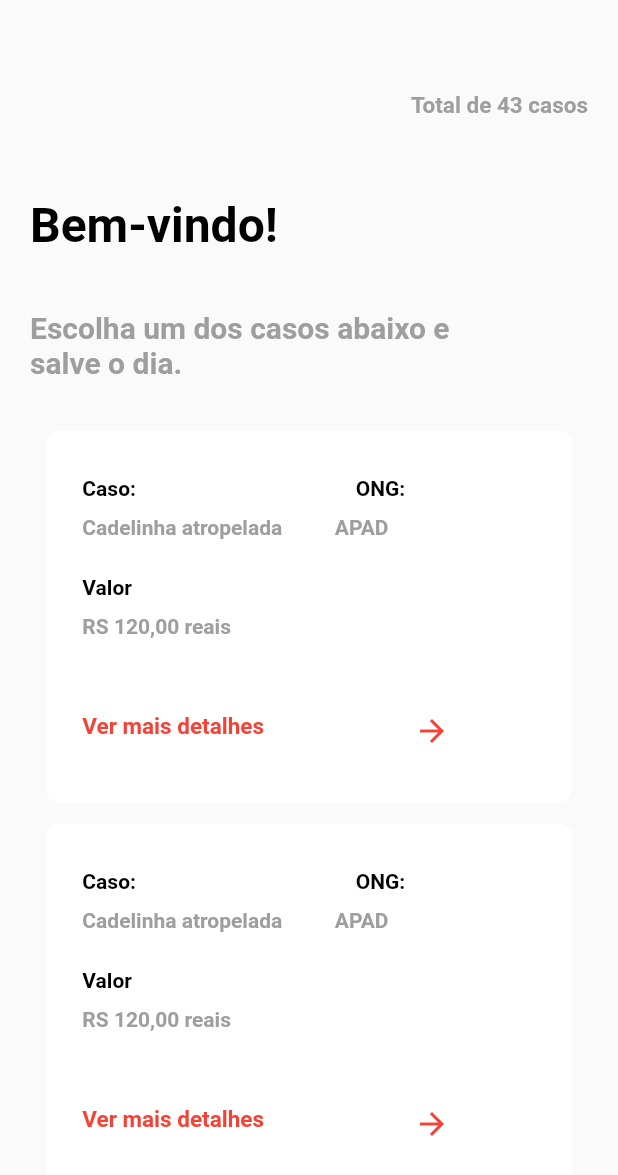
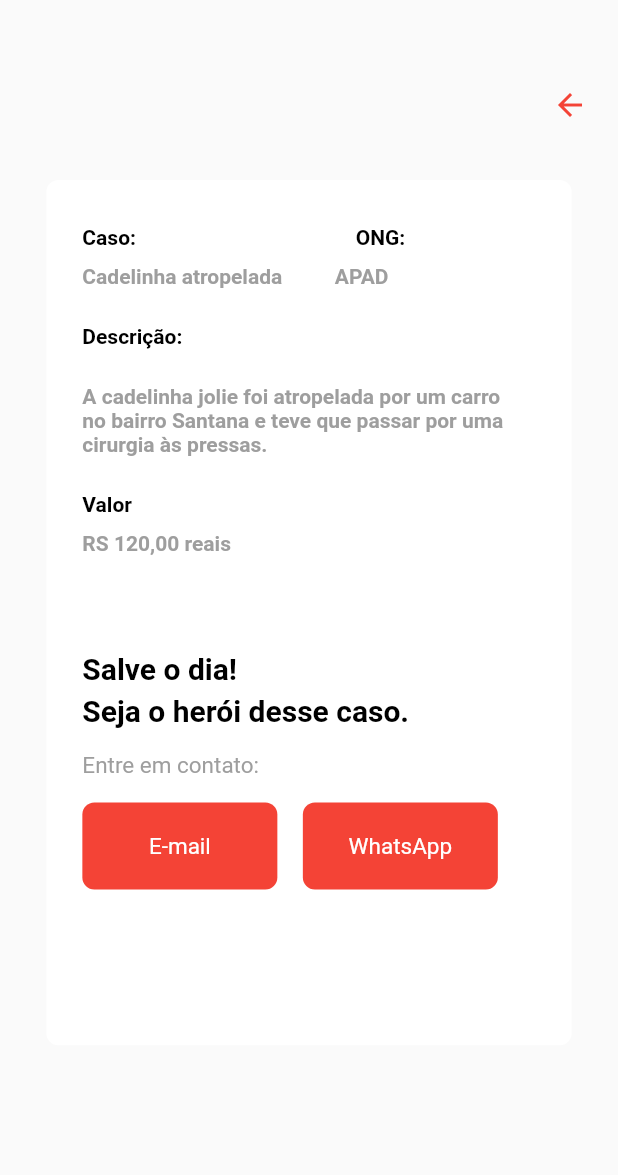
Before and after one commit to Hackathon-FGA-2020/Desafio-2-Grupo-5, a Flutter app: the Details screen opened directly, on a phone screen of 412 x 824 dp. Shown: the top 1175 px of the screen. Run offline on Flutter 3.47's test engine with Material 2 defaults, Android fonts, the phone set to English and light mode, and no system bars.

Commit message:
nova tela de detalhamentos
Co-authored-by: byronkamal <byronkamal@hotmail.com>

```diff
--- a/mobile/lib/details.dart
+++ b/mobile/lib/details.dart
@@ -1,5 +1,6 @@
 import 'package:flutter/material.dart';
 import 'package:flutter/services.dart';
+import 'package:mobile/donations.dart';
 
 class Details extends StatefulWidget {
   @override
@@ -19,55 +20,24 @@ class _DetailsState extends State<Details> {
     return displaySize(context).width;
   }
 
-  Widget Title() {
-    return (Row(
-      children: <Widget>[
-        Padding(padding: EdgeInsets.only(top: 60.0)),
-        Text(
-          'Bem-vindo!',
-          textAlign: TextAlign.center,
-          style: new TextStyle(
-            fontSize: 32.0,
-            fontWeight: FontWeight.bold,
-            color: Colors.black,
-          ),
-        ),
-      ],
-    ));
-  }
-
   Widget TotalCases() {
     return (Row(
       crossAxisAlignment: CrossAxisAlignment.center,
       mainAxisAlignment: MainAxisAlignment.end,
       children: <Widget>[
         Padding(padding: EdgeInsets.only(top: 100.0)),
-        Text(
-          'Total de 43 casos',
-          textAlign: TextAlign.right,
-          style: new TextStyle(
-              fontSize: 15.0, fontWeight: FontWeight.bold, color: Colors.grey),
-        ),
-      ],
-    ));
-  }
-
-  Widget SubTitle() {
-    return (Row(
-      children: <Widget>[
-        Padding(padding: EdgeInsets.only(bottom: 100)),
-        Container(
-          width: displayWidth(context) * 0.8,
-          child: Text(
-            'Escolha um dos casos abaixo e salve o dia.',
-            textAlign: TextAlign.left,
-            style: new TextStyle(
-              fontSize: 20.0,
-              fontWeight: FontWeight.bold,
-              color: Colors.grey,
-            ),
-          ),
-        ),
+         new GestureDetector(
+                  onTap: () {
+                    Navigator.pop(
+                      context,
+                      MaterialPageRoute(builder: (context) => Donations()),
+                    );
+                  },
+                  child:
+        Icon(
+          Icons.arrow_back,
+          color: Colors.red,
+        ),)
       ],
     ));
   }
@@ -85,7 +55,7 @@ class _DetailsState extends State<Details> {
             ),
             padding: EdgeInsets.only(top: 30.0, left: 24.0),
             width: displayWidth(context) * 0.85,
-            height: displayHeight(context) * 0.3,
+            height: displayHeight(context) * 0.7,
             child: Column(
               children: <Widget>[
                 Row(
@@ -144,6 +114,36 @@ class _DetailsState extends State<Details> {
                     crossAxisAlignment: CrossAxisAlignment.start,
                     children: <Widget>[
                       Text(
+                        'Descrição:',
+                        textAlign: TextAlign.left,
+                        style: new TextStyle(
+                          fontSize: 14.0,
+                          fontWeight: FontWeight.bold,
+                          color: Colors.black,
+                        ),
+                      )
+                    ]),
+                Padding(padding: EdgeInsets.only(top: 24.0)),
+                Row(
+                    crossAxisAlignment: CrossAxisAlignment.start,
+                    children: <Widget>[
+                      Container(
+                          width: displayWidth(context) * 0.7,
+                          child: Text(
+                            'A cadelinha jolie foi atropelada por um carro no bairro Santana e teve que passar por uma cirurgia às pressas.',
+                            textAlign: TextAlign.left,
+                            style: new TextStyle(
+                              fontSize: 14.0,
+                              fontWeight: FontWeight.bold,
+                              color: Colors.grey,
+                            ),
+                          ))
+                    ]),
+                Padding(padding: EdgeInsets.only(top: 24.0)),
+                Row(
+                    crossAxisAlignment: CrossAxisAlignment.start,
+                    children: <Widget>[
+                      Text(
                         'Valor',
                         textAlign: TextAlign.left,
                         style: new TextStyle(
@@ -161,28 +161,93 @@ class _DetailsState extends State<Details> {
                         'RS 120,00 reais',
                         textAlign: TextAlign.left,
                         style: new TextStyle(
-                          fontSize: 14.0,
-                          fontWeight: FontWeight.bold,
-                          color: Colors.grey
-                        ),
+                            fontSize: 14.0,
+                            fontWeight: FontWeight.bold,
+                            color: Colors.grey),
                       )
                     ]),
-                Padding(padding: EdgeInsets.only(top: 50.0)),
+                Padding(padding: EdgeInsets.only(top: 64.0)),
                 Row(
                     crossAxisAlignment: CrossAxisAlignment.start,
                     children: <Widget>[
                       Text(
-                        'Ver mais detalhes',
+                        'Salve o dia!',
                         textAlign: TextAlign.left,
                         style: new TextStyle(
-                          fontSize: 15.0,
-                          fontWeight: FontWeight.bold,
-                          color: Colors.red,
-                        ),
+                            fontSize: 20.0,
+                            fontWeight: FontWeight.bold,
+                            color: Colors.black),
+                      )
+                    ]),
+                Padding(padding: EdgeInsets.only(top: 5.0)),
+                Row(
+                    crossAxisAlignment: CrossAxisAlignment.start,
+                    children: <Widget>[
+                      Text(
+                        'Seja o herói desse caso.',
+                        textAlign: TextAlign.left,
+                        style: new TextStyle(
+                            fontSize: 20.0,
+                            fontWeight: FontWeight.bold,
+                            color: Colors.black),
+                      )
+                    ]),
+                Padding(padding: EdgeInsets.only(top: 16.0)),
+                Row(
+                    crossAxisAlignment: CrossAxisAlignment.start,
+                    children: <Widget>[
+                      Text(
+                        'Entre em contato:',
+                        textAlign: TextAlign.left,
+                        style: new TextStyle(
+                            fontSize: 15.0,
+                            fontWeight: FontWeight.normal,
+                            color: Colors.grey),
+                      )
+                    ]),
+                Padding(padding: EdgeInsets.only(top: 16.0)),
+                Row(
+                    crossAxisAlignment: CrossAxisAlignment.center,
+                    mainAxisAlignment: MainAxisAlignment.start,
+                    children: <Widget>[
+                      ButtonTheme(
+                        minWidth: 130.0,
+                        height: 30.0,
+                        child: FlatButton(
+                             shape: new RoundedRectangleBorder(borderRadius: new BorderRadius.circular(8.0)),
+                            padding: EdgeInsets.all(20.0),
+                            color: Colors.red,
+                            onPressed: () {
+                              /*...*/
+                            },
+                            child: Text(
+                              'E-mail',
+                              textAlign: TextAlign.left,
+                              style: new TextStyle(
+                                  fontSize: 15.0,
+                                  fontWeight: FontWeight.normal,
+                                  color: Colors.white),
+                            )),
                       ),
-                         Padding(
-                        padding: EdgeInsets.only(left: 100.0),
-                        child: Icon(Icons.arrow_forward, color: Colors.red,)
+                      Padding(padding: EdgeInsets.only(left: 17.0)),
+                      ButtonTheme(
+                        minWidth: 130.0,
+                        height: 30.0,
+                        child: FlatButton(
+                            padding: EdgeInsets.all(20.0),
+                            shape: new RoundedRectangleBorder(borderRadius: new BorderRadius.circular(8.0)),
+                            color: Colors.red,
+                            onPressed: () {
+                              /*...*/
+                            },
+                            child: Text(
+                              'WhatsApp',
+                              textAlign: TextAlign.left,
+                              style: new TextStyle(
+                                  fontSize: 15.0,
+                                  fontWeight: FontWeight.normal,
+                                  color: Colors.white),
+                            )),
                       ),
                     ]),
               ],
@@ -194,21 +259,16 @@ class _DetailsState extends State<Details> {
   @override
   Widget build(BuildContext context) {
     SystemChrome.setPreferredOrientations([DeviceOrientation.portraitUp]);
+    SystemChrome.setSystemUIOverlayStyle(SystemUiOverlayStyle(
+  statusBarColor: Colors.black
+));
 
     return Scaffold(
       body: new Stack(fit: StackFit.expand, children: <Widget>[
         SingleChildScrollView(
           child: Container(
               padding: EdgeInsets.all(20.0),
-              child: Column(children: <Widget>[
-                TotalCases(),
-                Title(),
-                SubTitle(),
-                ListItem(),
-                ListItem(),
-                ListItem(),
-                ListItem(),
-              ])),
+              child: Column(children: <Widget>[TotalCases(), ListItem()])),
         )
       ]),
     );
--- a/mobile/lib/donations.dart
+++ b/mobile/lib/donations.dart
@@ -1,5 +1,6 @@
 import 'package:flutter/material.dart';
 import 'package:flutter/services.dart';
+import 'package:mobile/details.dart';
 
 class Donations extends StatefulWidget {
   @override
@@ -168,7 +169,14 @@ class _DonationsState extends State<Donations> {
                       )
                     ]),
                 Padding(padding: EdgeInsets.only(top: 50.0)),
-                Row(
+                 new GestureDetector(
+                  onTap: () {
+                    Navigator.push(
+                      context,
+                      MaterialPageRoute(builder: (context) => Details()),
+                    );
+                  },
+                  child: Row(
                       crossAxisAlignment: CrossAxisAlignment.start,
                       children: <Widget>[
                         Text(
@@ -182,9 +190,12 @@ class _DonationsState extends State<Donations> {
                         ),
                         Padding(
                             padding: EdgeInsets.only(left: 100.0),
-                        child: Icon(Icons.arrow_forward, color: Colors.red,)
+                            child: Icon(
+                              Icons.arrow_forward,
+                              color: Colors.red,
+                            )),
+                      ]),
                 ),
-                    ]),
               ],
             )),
       ],
```
Lines whose indentation alone changed are shown as unchanged.
